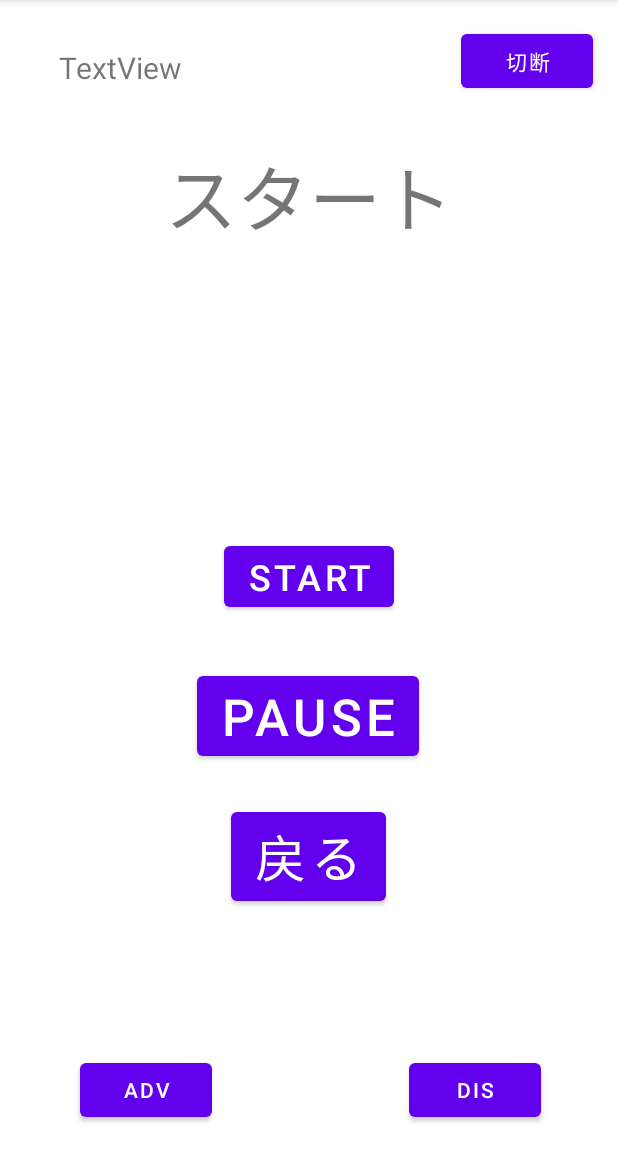
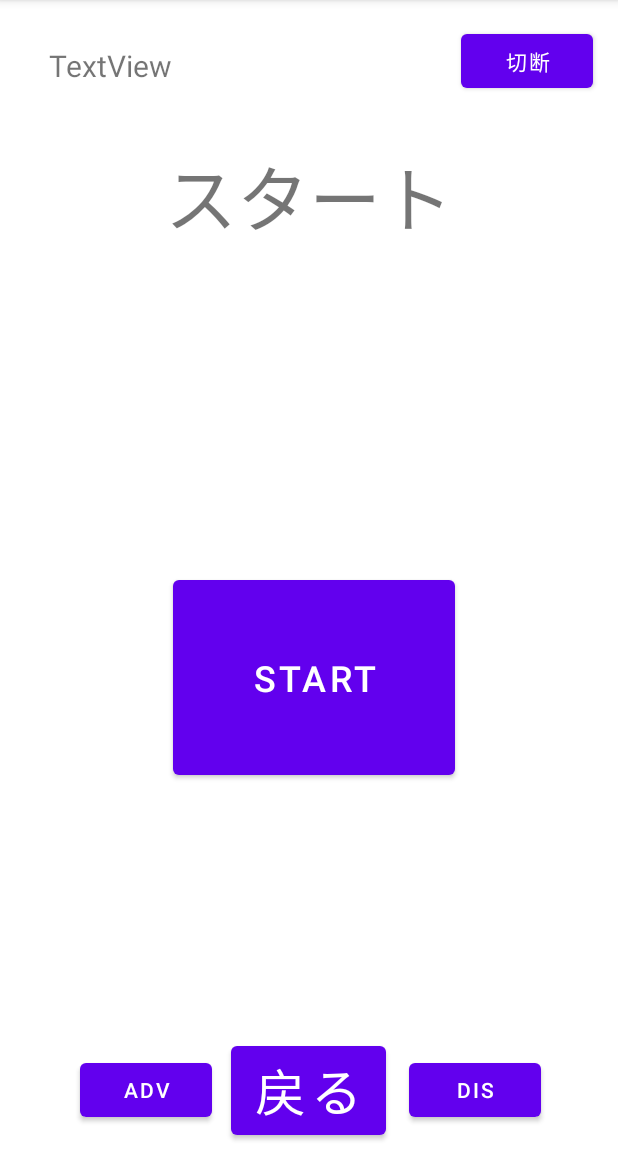
Before and after one commit to f-721/SoundTT, an Android app: the RhythmHard screen opened directly, with no data from a screen before it, on a phone screen of 412 x 824 dp, the part 84-1236 px from its top. Run offline under Robolectric (Android 15) with nearby library versions, the light colour scheme and no system bars; 1 statement that could not run was skipped.

Commit message:
fix:プレイ画面の簡素化

```diff
--- a/app/src/main/res/layout/rhythmeasy.xml
+++ b/app/src/main/res/layout/rhythmeasy.xml
@@ -6,19 +6,19 @@
     android:layout_width="match_parent"
     android:layout_height="match_parent">
 
-    <Button
-        android:id="@+id/btnpause"
-        android:layout_width="wrap_content"
-        android:layout_height="wrap_content"
-        android:text="PAUSE"
-        android:textSize="34sp"
-        app:layout_constraintBottom_toBottomOf="parent"
-        app:layout_constraintEnd_toEndOf="parent"
-        app:layout_constraintHorizontal_bias="0.498"
-        app:layout_constraintStart_toStartOf="parent"
-        app:layout_constraintTop_toTopOf="parent"
-        app:layout_constraintVertical_bias="0.633"
-        tools:ignore="MissingConstraints" />
+<!--    <Button-->
+<!--        android:id="@+id/btnpause"-->
+<!--        android:layout_width="wrap_content"-->
+<!--        android:layout_height="wrap_content"-->
+<!--        android:text="PAUSE"-->
+<!--        android:textSize="34sp"-->
+<!--        app:layout_constraintBottom_toBottomOf="parent"-->
+<!--        app:layout_constraintEnd_toEndOf="parent"-->
+<!--        app:layout_constraintHorizontal_bias="0.498"-->
+<!--        app:layout_constraintStart_toStartOf="parent"-->
+<!--        app:layout_constraintTop_toTopOf="parent"-->
+<!--        app:layout_constraintVertical_bias="0.633"-->
+<!--        tools:ignore="MissingConstraints" />-->
 
     <TextView
         android:id="@+id/tvgreat"
@@ -35,14 +35,16 @@
 
     <Button
         android:id="@+id/btnstart"
-        android:layout_width="wrap_content"
-        android:layout_height="wrap_content"
+        android:layout_width="188dp"
+        android:layout_height="142dp"
         android:text="Start"
         android:textSize="24sp"
         app:layout_constraintBottom_toBottomOf="parent"
         app:layout_constraintEnd_toEndOf="parent"
+        app:layout_constraintHorizontal_bias="0.515"
         app:layout_constraintStart_toStartOf="parent"
-        app:layout_constraintTop_toTopOf="parent" />
+        app:layout_constraintTop_toTopOf="parent"
+        app:layout_constraintVertical_bias="0.608" />
 
     <Button
         android:id="@+id/btnback"
@@ -55,7 +57,7 @@
         app:layout_constraintHorizontal_bias="0.498"
         app:layout_constraintStart_toStartOf="parent"
         app:layout_constraintTop_toTopOf="parent"
-        app:layout_constraintVertical_bias="0.768" />
+        app:layout_constraintVertical_bias="0.992" />
 
     <Button
         android:id="@+id/btn_advertise"
@@ -95,8 +97,8 @@
 
     <TextView
         android:id="@+id/text_id"
-        android:layout_width="108dp"
-        android:layout_height="27dp"
+        android:layout_width="154dp"
+        android:layout_height="58dp"
         android:text="TextView"
         android:textSize="20sp"
         app:layout_constraintBottom_toBottomOf="parent"
```
Also changed, not shown: app/src/main/java/com/example/soundtt/RhythmEasy.kt (+24 -26 lines), 47 other files.
